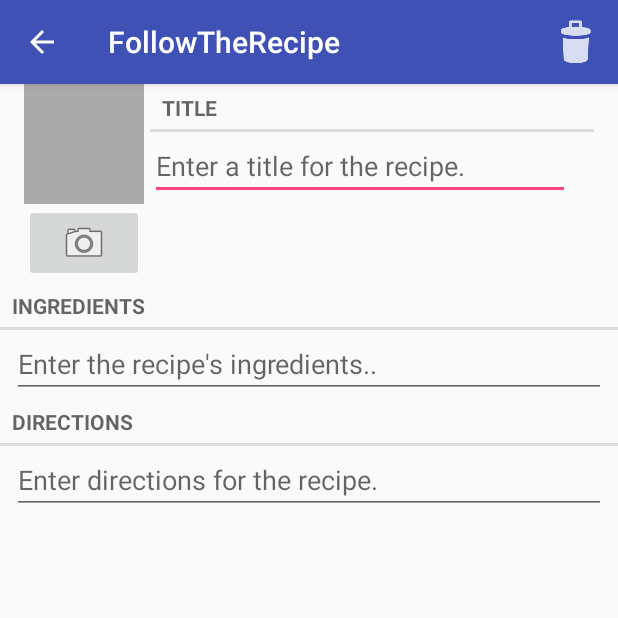
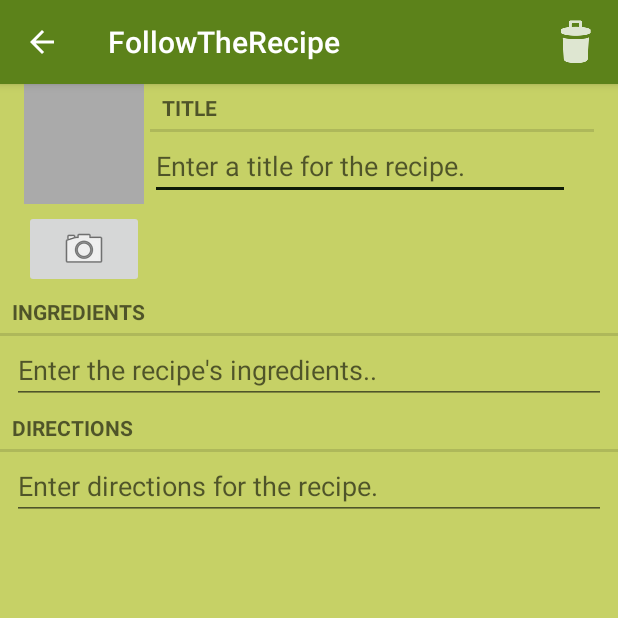
Before and after one commit to scveloso/Old-FollowTheRecipe, an Android app: the RecipeFragment screen opened directly, with no data from a screen before it, on a phone screen of 412 x 824 dp, the top half of it. Run offline under Robolectric (Android 15) with nearby library versions, the phone set to English and light mode, and no system bars.

Commit message:
Modified app theme (colors)

```diff
--- a/app/src/main/res/layout/view_camera_and_title.xml
+++ b/app/src/main/res/layout/view_camera_and_title.xml
@@ -23,6 +23,7 @@
             android:id="@+id/recipe_camera"
             android:layout_width="match_parent"
             android:layout_height="wrap_content"
+            android:layout_marginTop="4dp"
             android:src="@android:drawable/ic_menu_camera"/>
     </LinearLayout>
 
--- a/app/src/main/res/values/colors.xml
+++ b/app/src/main/res/values/colors.xml
@@ -3,4 +3,19 @@
     <color name="colorPrimary">#3F51B5</color>
     <color name="colorPrimaryDark">#303F9F</color>
     <color name="colorAccent">#FF4081</color>
+
+    <color name="deep_green">
+        #0F1B07
+    </color>
+
+    <color name="plants">
+        #5C821A
+    </color>
+
+    <color name="new_growth">
+        #C6D166
+    </color>
+    <color name="white">
+        #FFFFFF
+    </color>
 </resources>
--- a/app/src/main/res/values/styles.xml
+++ b/app/src/main/res/values/styles.xml
@@ -3,9 +3,10 @@
     <!-- Base application theme. -->
     <style name="AppTheme" parent="Theme.AppCompat.Light.DarkActionBar">
         <!-- Customize your theme here. -->
-        <item name="colorPrimary">@color/colorPrimary</item>
-        <item name="colorPrimaryDark">@color/colorPrimaryDark</item>
-        <item name="colorAccent">@color/colorAccent</item>
+        <item name="colorPrimary">@color/plants</item>
+        <item name="colorPrimaryDark">@color/deep_green</item>
+        <item name="colorAccent">@color/deep_green</item>
+        <item name="android:colorBackground">@color/new_growth</item>
     </style>
 
 </resources>
```
